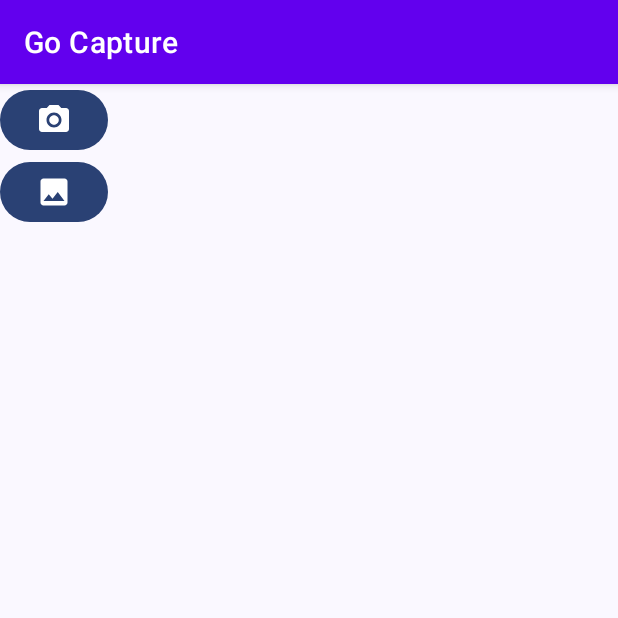
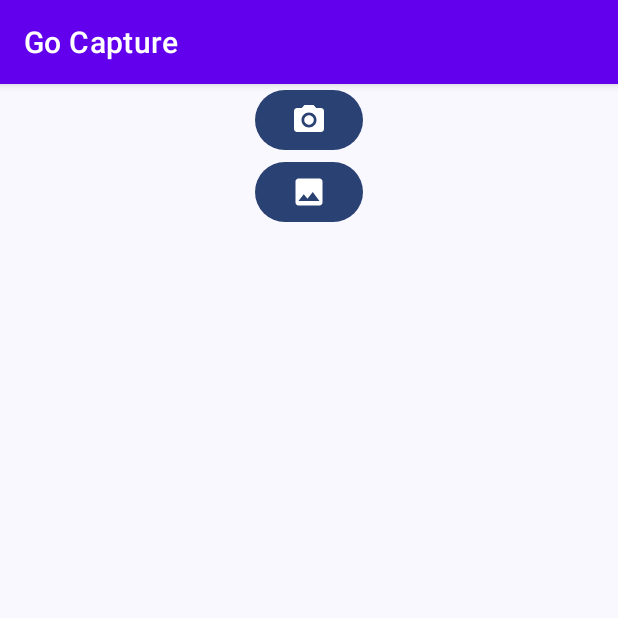
Before and after one commit to codeguru42/go-capture-android, an Android app built with Jetpack Compose: the screen it shows after launch (MainActivity), on a phone screen of 412 x 824 dp, the top half of it. Run offline under Robolectric (Android 15) with nearby library versions, the phone set to English and light mode, and no system bars.

Commit message:
Center buttons horizontally

```diff
--- a/app/src/main/java/codeguru/gocapture/MainFragment.kt
+++ b/app/src/main/java/codeguru/gocapture/MainFragment.kt
@@ -17,6 +17,7 @@ import androidx.compose.material3.Icon
 import androidx.compose.material3.MaterialTheme
 import androidx.compose.material3.Surface
 import androidx.compose.runtime.Composable
+import androidx.compose.ui.Alignment
 import androidx.compose.ui.Modifier
 import androidx.compose.ui.platform.ComposeView
 import androidx.compose.ui.res.stringResource
@@ -93,7 +94,9 @@ fun App(modifier: Modifier) {
         modifier = modifier,
         color = MaterialTheme.colorScheme.background
     ) {
-        Column {
+        Column(
+            horizontalAlignment = Alignment.CenterHorizontally
+        ) {
             CameraButton()
             ImageButton()
         }
```
